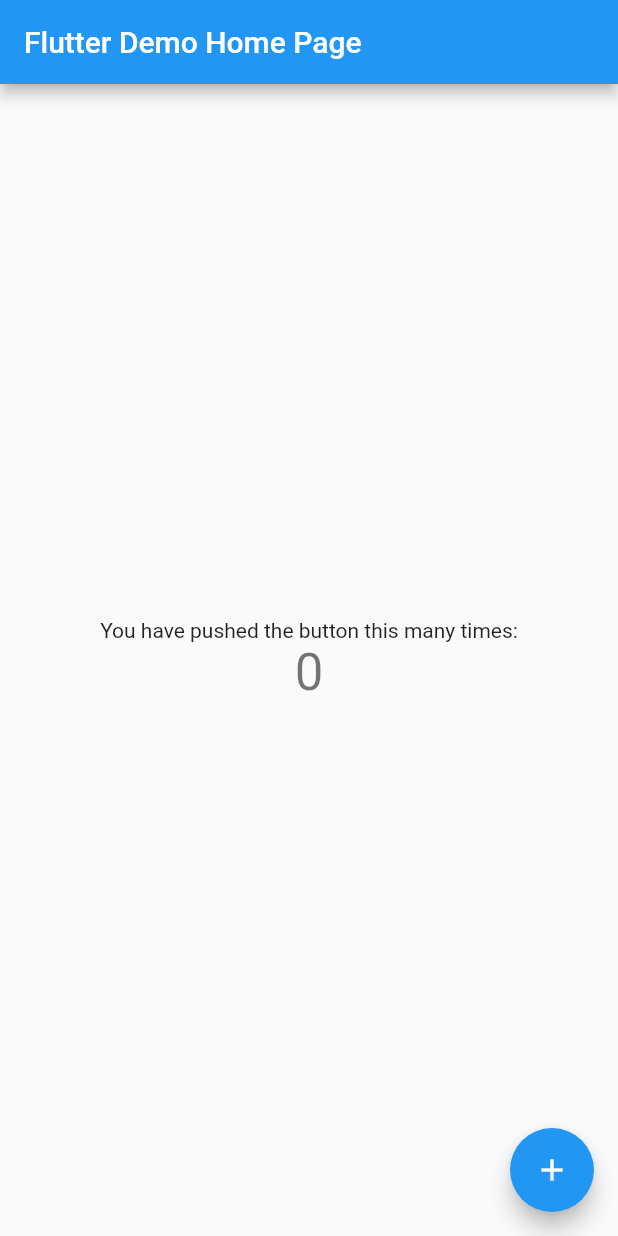
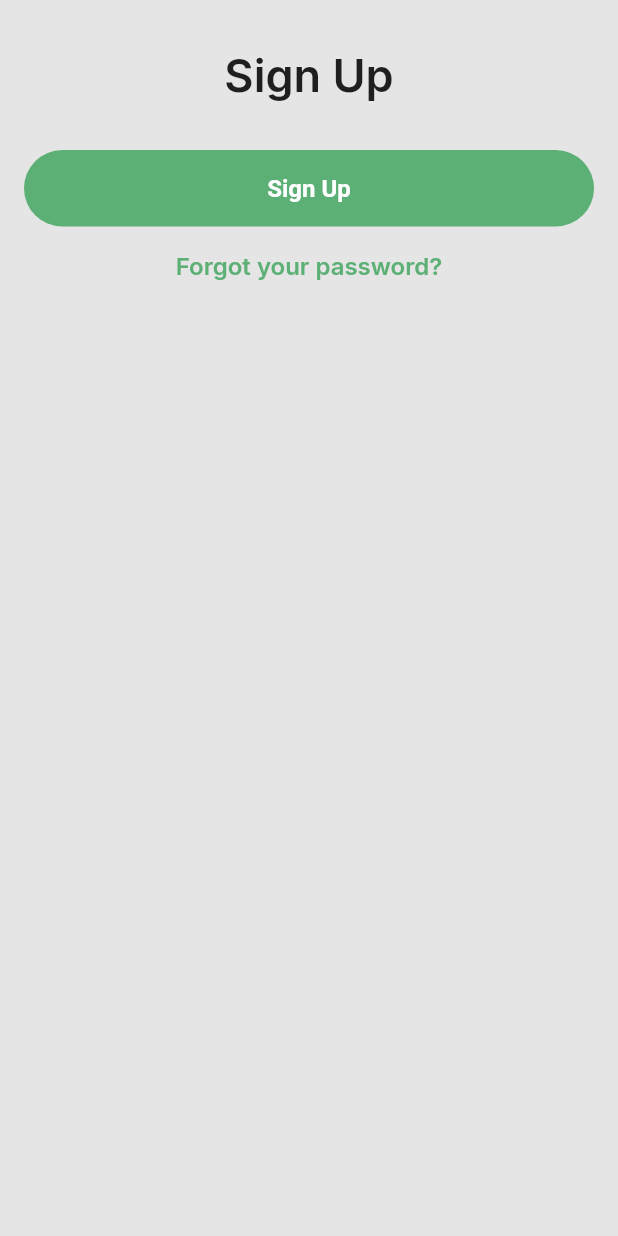
Before and after one commit to YnotnaZiul/form_validation, a Flutter app: the screen it shows after launch, on a phone screen of 412 x 824 dp. Run offline on Flutter 3.47's test engine with Material 2 defaults, Android fonts, the phone set to English and light mode, and no system bars; our stand-ins replace google_fonts.

Commit message:
Add base design for signup

```diff
--- a/lib/main.dart
+++ b/lib/main.dart
@@ -1,115 +1,54 @@
 import 'package:flutter/material.dart';
+import 'package:form_validation/sign_up.dart';
+import 'package:google_fonts/google_fonts.dart';
 
 void main() {
   runApp(const MyApp());
 }
 
+Map<int, Color> color = {
+  50: const Color.fromRGBO(93, 176, 117, .1),
+  100: const Color.fromRGBO(93, 176, 117, .2),
+  200: const Color.fromRGBO(93, 176, 117, .3),
+  300: const Color.fromRGBO(93, 176, 117, .4),
+  400: const Color.fromRGBO(93, 176, 117, .5),
+  500: const Color.fromRGBO(93, 176, 117, .6),
+  600: const Color.fromRGBO(93, 176, 117, .7),
+  700: const Color.fromRGBO(93, 176, 117, .8),
+  800: const Color.fromRGBO(93, 176, 117, .9),
+  900: const Color.fromRGBO(93, 176, 117, 1),
+};
+
 class MyApp extends StatelessWidget {
   const MyApp({super.key});
 
-  // This widget is the root of your application.
   @override
   Widget build(BuildContext context) {
     return MaterialApp(
       title: 'Flutter Demo',
       theme: ThemeData(
-        // This is the theme of your application.
-        //
-        // Try running your application with "flutter run". You'll see the
-        // application has a blue toolbar. Then, without quitting the app, try
-        // changing the primarySwatch below to Colors.green and then invoke
-        // "hot reload" (press "r" in the console where you ran "flutter run",
-        // or simply save your changes to "hot reload" in a Flutter IDE).
-        // Notice that the counter didn't reset back to zero; the application
-        // is not restarted.
-        primarySwatch: Colors.blue,
+        scaffoldBackgroundColor: const Color(0xffE5E5E5),
+        primarySwatch: MaterialColor(
+          0xff5DB075,
+          color,
+        ),
+        textButtonTheme: TextButtonThemeData(
+          style: TextButton.styleFrom(
+            backgroundColor: const Color(0xff5DB075),
+            padding: const EdgeInsets.symmetric(vertical: 16),
+            primary: Colors.white,
+            textStyle: const TextStyle(
+              fontSize: 16,
+              fontWeight: FontWeight.w600,
+            ),
+            shape: RoundedRectangleBorder(
+              borderRadius: BorderRadius.circular(100),
+            ),
+          ),
+        ),
+        textTheme: GoogleFonts.interTextTheme(),
       ),
-      home: const MyHomePage(title: 'Flutter Demo Home Page'),
+      home: const SignUp(),
     );
   }
 }
-
-class MyHomePage extends StatefulWidget {
-  const MyHomePage({super.key, required this.title});
-
-  // This widget is the home page of your application. It is stateful, meaning
-  // that it has a State object (defined below) that contains fields that affect
-  // how it looks.
-
-  // This class is the configuration for the state. It holds the values (in this
-  // case the title) provided by the parent (in this case the App widget) and
-  // used by the build method of the State. Fields in a Widget subclass are
-  // always marked "final".
-
-  final String title;
-
-  @override
-  State<MyHomePage> createState() => _MyHomePageState();
-}
-
-class _MyHomePageState extends State<MyHomePage> {
-  int _counter = 0;
-
-  void _incrementCounter() {
-    setState(() {
-      // This call to setState tells the Flutter framework that something has
-      // changed in this State, which causes it to rerun the build method below
-      // so that the display can reflect the updated values. If we changed
-      // _counter without calling setState(), then the build method would not be
-      // called again, and so nothing would appear to happen.
-      _counter++;
-    });
-  }
-
-  @override
-  Widget build(BuildContext context) {
-    // This method is rerun every time setState is called, for instance as done
-    // by the _incrementCounter method above.
-    //
-    // The Flutter framework has been optimized to make rerunning build methods
-    // fast, so that you can just rebuild anything that needs updating rather
-    // than having to individually change instances of widgets.
-    return Scaffold(
-      appBar: AppBar(
-        // Here we take the value from the MyHomePage object that was created by
-        // the App.build method, and use it to set our appbar title.
-        title: Text(widget.title),
-      ),
-      body: Center(
-        // Center is a layout widget. It takes a single child and positions it
-        // in the middle of the parent.
-        child: Column(
-          // Column is also a layout widget. It takes a list of children and
-          // arranges them vertically. By default, it sizes itself to fit its
-          // children horizontally, and tries to be as tall as its parent.
-          //
-          // Invoke "debug painting" (press "p" in the console, choose the
-          // "Toggle Debug Paint" action from the Flutter Inspector in Android
-          // Studio, or the "Toggle Debug Paint" command in Visual Studio Code)
-          // to see the wireframe for each widget.
-          //
-          // Column has various properties to control how it sizes itself and
-          // how it positions its children. Here we use mainAxisAlignment to
-          // center the children vertically; the main axis here is the vertical
-          // axis because Columns are vertical (the cross axis would be
-          // horizontal).
-          mainAxisAlignment: MainAxisAlignment.center,
-          children: <Widget>[
-            const Text(
-              'You have pushed the button this many times:',
-            ),
-            Text(
-              '$_counter',
-              style: Theme.of(context).textTheme.headline4,
-            ),
-          ],
-        ),
-      ),
-      floatingActionButton: FloatingActionButton(
-        onPressed: _incrementCounter,
-        tooltip: 'Increment',
-        child: const Icon(Icons.add),
-      ), // This trailing comma makes auto-formatting nicer for build methods.
-    );
-  }
-}
--- /dev/null
+++ b/lib/sign_up.dart
@@ -0,0 +1,51 @@
+import 'package:flutter/material.dart';
+
+class SignUp extends StatefulWidget {
+  const SignUp({super.key});
+
+  @override
+  State<SignUp> createState() => _SignUpState();
+}
+
+class _SignUpState extends State<SignUp> {
+  @override
+  Widget build(BuildContext context) {
+    return Scaffold(
+      body: SafeArea(
+        child: Column(
+          children: [
+            const Padding(
+              padding: EdgeInsets.symmetric(vertical: 32),
+              child: Text(
+                'Sign Up',
+                style: TextStyle(
+                  fontSize: 30,
+                  fontWeight: FontWeight.w600,
+                ),
+              ),
+            ),
+            Container(
+              width: MediaQuery.of(context).size.width,
+              margin: const EdgeInsets.symmetric(horizontal: 16),
+              child: TextButton(
+                onPressed: () {},
+                child: const Text('Sign Up'),
+              ),
+            ),
+            const Padding(
+              padding: EdgeInsets.symmetric(vertical: 16),
+              child: Text(
+                'Forgot your password?',
+                style: TextStyle(
+                  color: Color(0xff5DB075),
+                  fontSize: 16,
+                  fontWeight: FontWeight.w600,
+                ),
+              ),
+            ),
+          ],
+        ),
+      ),
+    );
+  }
+}
--- a/pubspec.yaml
+++ b/pubspec.yaml
@@ -34,6 +34,7 @@ dependencies:
   # The following adds the Cupertino Icons font to your application.
   # Use with the CupertinoIcons class for iOS style icons.
   cupertino_icons: ^1.0.2
+  google_fonts: ^3.0.1
 
 dev_dependencies:
   flutter_test:
```
Also changed, not shown: pubspec.lock, 1 other file.
